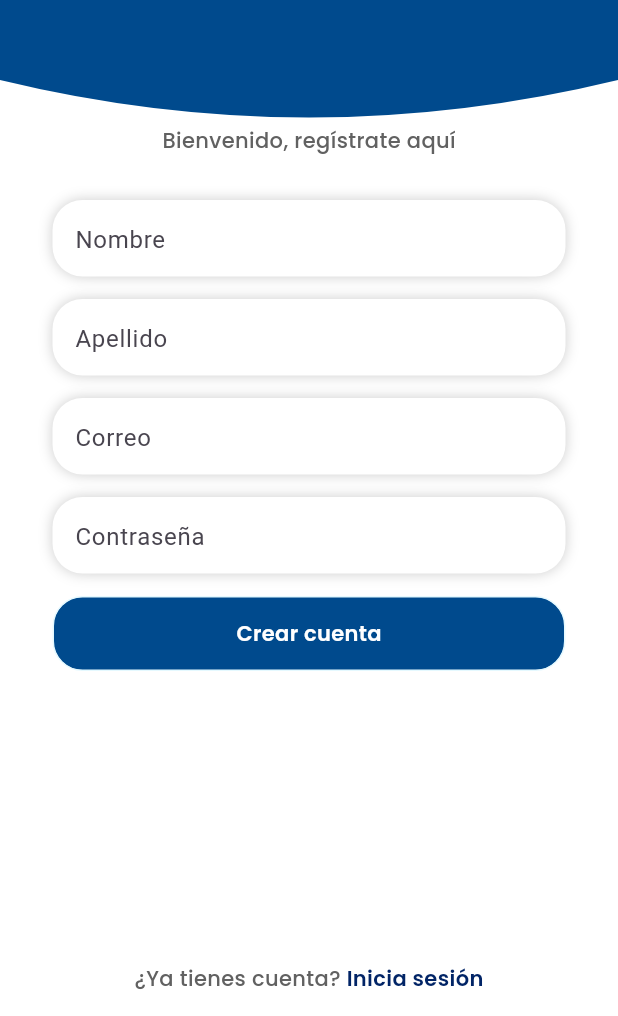
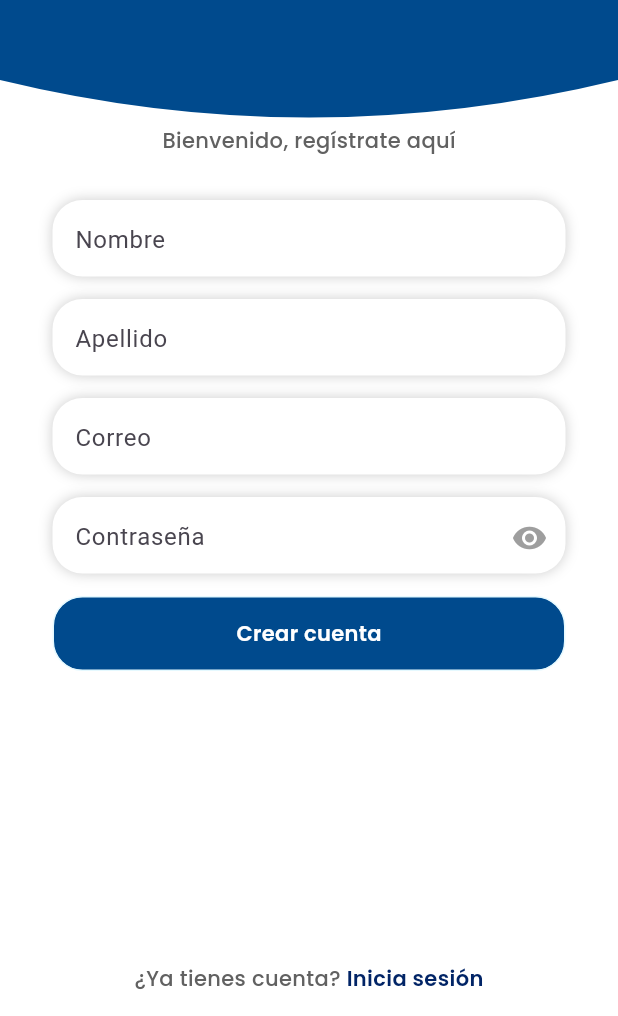
Before and after one commit to ArgelCM16/mamadas, a Flutter app: the CrearCuentaPage screen opened directly, on a phone screen of 412 x 824 dp, the part 220-1236 px from its top. Run offline on Flutter 3.47's test engine with Material 3 defaults, Android fonts, the light colour scheme and no system bars; our stand-ins replace curved_navigation_bar, fl_chart, geolocator, get, google_fonts, hexcolor and 4 more; missing offline and left inert: wifi_iot, wifi_scan; accounts and stored records are empty; network calls fail.

Commit message:
guardando mis cambios

```diff
--- a/lib/widgets/text.form.global.dart
+++ b/lib/widgets/text.form.global.dart
@@ -1,20 +1,42 @@
 import 'package:flutter/material.dart';
 
-class TextGeneralForm extends StatelessWidget {
-  TextGeneralForm(
-      {super.key,
+class TextGeneralForm extends StatefulWidget {
+  TextGeneralForm({
+    super.key,
     required this.controller,
     this.validator,
     this.maxLength,
     required this.text,
     required this.textInputType,
-      required this.obscure});
+    required this.obscure,
+  });
+
   final TextEditingController controller;
   final String? Function(String?)? validator;
   final String text;
   final TextInputType textInputType;
   final bool obscure;
   final int? maxLength;
+
+  @override
+  _TextGeneralFormState createState() => _TextGeneralFormState();
+}
+
+class _TextGeneralFormState extends State<TextGeneralForm> {
+  late bool _obscureText;
+
+  @override
+  void initState() {
+    super.initState();
+    _obscureText = widget.obscure;
+  }
+
+  void _togglePasswordVisibility() {
+    setState(() {
+      _obscureText = !_obscureText;
+    });
+  }
+
   @override
   Widget build(BuildContext context) {
     return Container(
@@ -26,21 +48,36 @@ class TextGeneralForm extends StatelessWidget {
           BoxShadow(
             color: Colors.black.withOpacity(0.2),
             blurRadius: 7,
-            )
-          ]),
-      child: TextFormField(
-        controller: controller,
-        keyboardType: textInputType,
-        obscureText: obscure,
-        maxLength: maxLength,
+          ),
+        ],
+      ),
+      child: Row( // Utilizamos Row para alinear el campo de texto y el icono
+        children: [
+          Expanded(
+            child: TextField(
+              controller: widget.controller,
+              obscureText: _obscureText,
+              keyboardType: widget.textInputType,
+              maxLength: widget.maxLength,
               decoration: InputDecoration(
-          hintText: text,
+                hintText: widget.text,
                 border: InputBorder.none,
                 contentPadding: EdgeInsets.all(0),
                 hintStyle: TextStyle(height: 1),
                 counterText: "",
               ),
-        validator: validator,
+            ),
+          ),
+          // Aquí agregamos el icono solo si el texto es "contraseña"
+          if (widget.text.toLowerCase() == "contraseña")
+            IconButton(
+              icon: Icon(
+                _obscureText ? Icons.visibility : Icons.visibility_off,
+                color: Colors.grey,
+              ),
+              onPressed: _togglePasswordVisibility,
+            ),
+        ],
       ),
     );
   }
```
Lines whose indentation alone changed are shown as unchanged.
